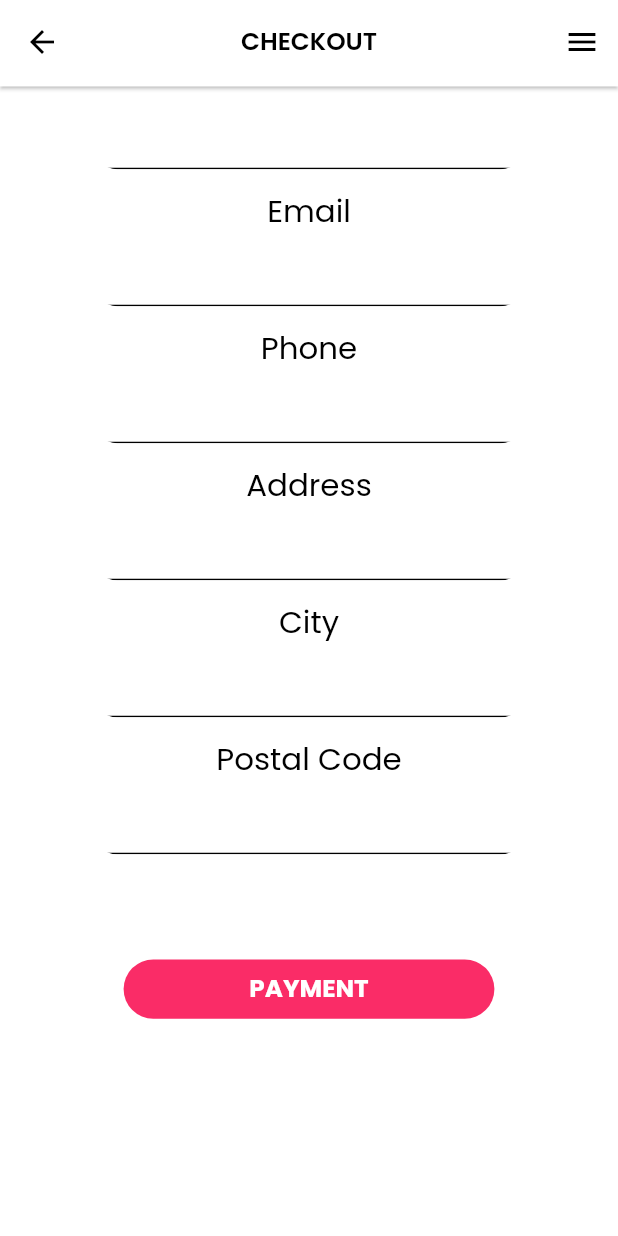
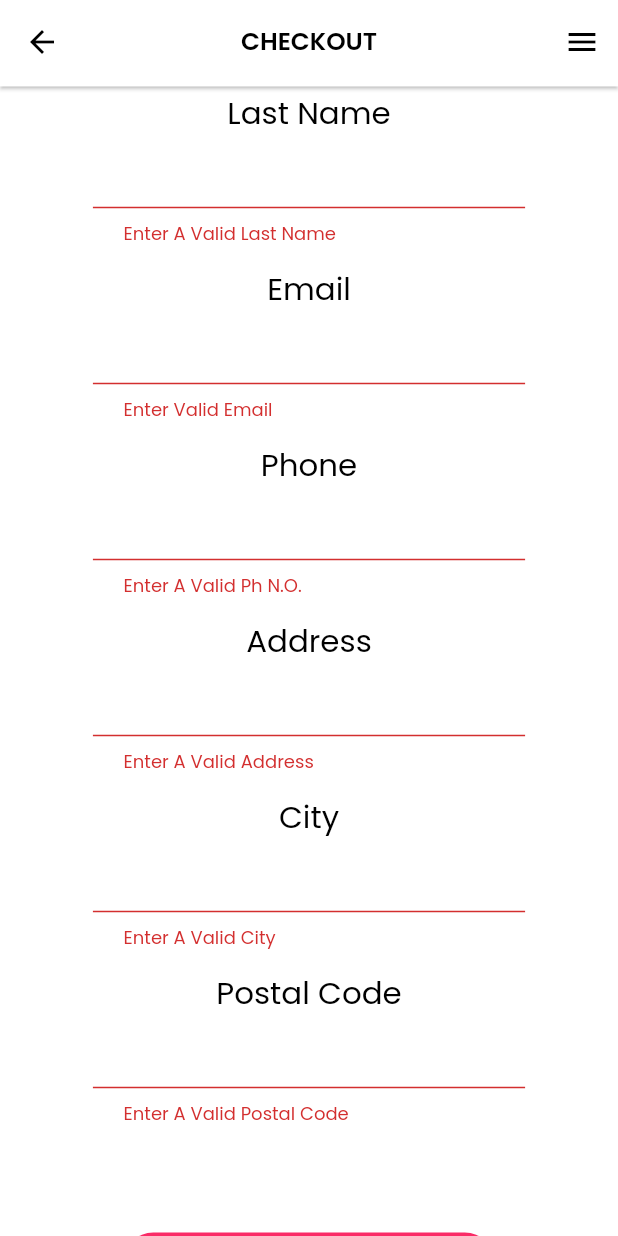
Before and after one commit to naqeeb9a/Mik-n-min, a Flutter app: the AddDetails screen opened directly, scrolled down 140 dp, after a tap on "PAYMENT", on a phone screen of 412 x 824 dp. Run offline on Flutter 3.47's test engine with Material 2 defaults, Android fonts, the phone set to English and light mode, and no system bars; our stand-ins replace card_swiper, carousel_slider, email_validator, google_fonts, graphql, line_icons.

Commit message:
[atif]: Validation of add_details.dart

```diff
--- a/lib/atif/add_details.dart
+++ b/lib/atif/add_details.dart
@@ -2,6 +2,7 @@ import 'package:email_validator/email_validator.dart';
 import 'package:flutter/material.dart';
 import 'package:mik_and_min/widgets/app_bar.dart';
 import 'package:mik_and_min/widgets/drawer/drawer.dart';
+import '../utils/app_routes.dart';
 import '../utils/config.dart';
 import '../utils/dynamic_sizes.dart';
 import '../widgets/buttons.dart';
@@ -23,6 +24,7 @@ class _AddDetailsState extends State<AddDetails> {
   final address = TextEditingController();
   final city = TextEditingController();
   final postalCode = TextEditingController();
+  final _formKey = GlobalKey<FormState>();
   @override
   Widget build(BuildContext context) {
     return SafeArea(
@@ -32,6 +34,8 @@ class _AddDetailsState extends State<AddDetails> {
         appBar: customAppBar(context, onlyText: true, titleText: "CHECKOUT"),
         endDrawer: customDrawer(context),
         body: SafeArea(
+          child: Form(
+            key: _formKey,
             child: SingleChildScrollView(
               child: SizedBox(
                 height: CustomSizes().dynamicHeight(context, 1.1),
@@ -48,9 +52,8 @@ class _AddDetailsState extends State<AddDetails> {
                         "Name",
                         name,
                         function: (value) {
-                        if (EmailValidator.validate(value)) {
-                        } else {
-                          return "Enter Valid Name";
+                          if (value!.isEmpty) {
+                            return 'Enter A Valid Name';
                           }
                           return null;
                         },
@@ -70,9 +73,8 @@ class _AddDetailsState extends State<AddDetails> {
                         "Last Name",
                         lastName,
                         function: (value) {
-                        if (EmailValidator.validate(value)) {
-                        } else {
-                          return "Enter Valid Last Name";
+                          if (value!.isEmpty) {
+                            return 'Enter A Valid Last Name';
                           }
                           return null;
                         },
@@ -115,9 +117,8 @@ class _AddDetailsState extends State<AddDetails> {
                         "Phone",
                         phone,
                         function: (value) {
-                        if (EmailValidator.validate(value)) {
-                        } else {
-                          return "Enter Valid Ph N.O.";
+                          if (value!.isEmpty) {
+                            return 'Enter A Valid Ph N.O.';
                           }
                           return null;
                         },
@@ -137,9 +138,8 @@ class _AddDetailsState extends State<AddDetails> {
                         "Address",
                         address,
                         function: (value) {
-                        if (EmailValidator.validate(value)) {
-                        } else {
-                          return "Enter Valid Address";
+                          if (value!.isEmpty) {
+                            return 'Enter A Valid Address';
                           }
                           return null;
                         },
@@ -159,9 +159,8 @@ class _AddDetailsState extends State<AddDetails> {
                         "City",
                         city,
                         function: (value) {
-                        if (EmailValidator.validate(value)) {
-                        } else {
-                          return "Enter Valid City";
+                          if (value!.isEmpty) {
+                            return 'Enter A Valid City';
                           }
                           return null;
                         },
@@ -182,9 +181,8 @@ class _AddDetailsState extends State<AddDetails> {
                         "Postal Code",
                         postalCode,
                         function: (value) {
-                        if (EmailValidator.validate(value)) {
-                        } else {
-                          return "Enter Valid Postal Code";
+                          if (value!.isEmpty) {
+                            return 'Enter A Valid Postal Code';
                           }
                           return null;
                         },
@@ -197,8 +195,14 @@ class _AddDetailsState extends State<AddDetails> {
                       CustomColors.customPink,
                       fontColor: true,
                       width: CustomSizes().dynamicWidth(context, 0.6),
+                      function: (){
+                        if (_formKey.currentState!.validate()) {
+                          CustomRoutes().pop(context);
+                        }
+                      }
                     ),
                   ],
+                ),
               ),
             ),
           ),
```
Lines whose indentation alone changed are shown as unchanged.
